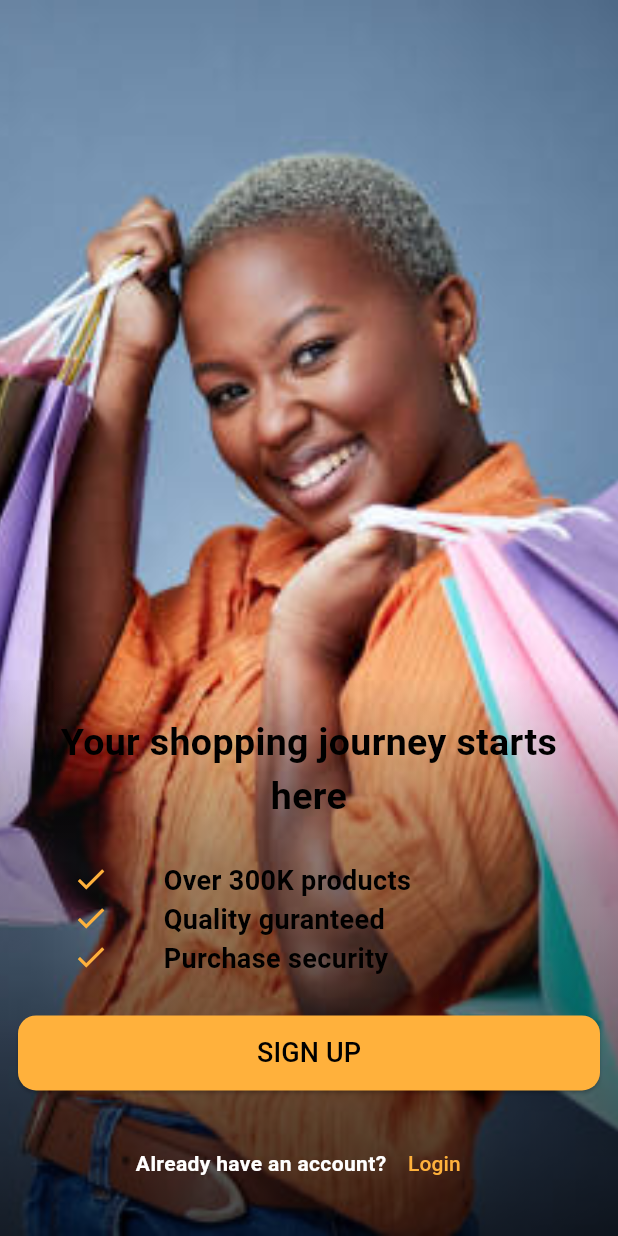
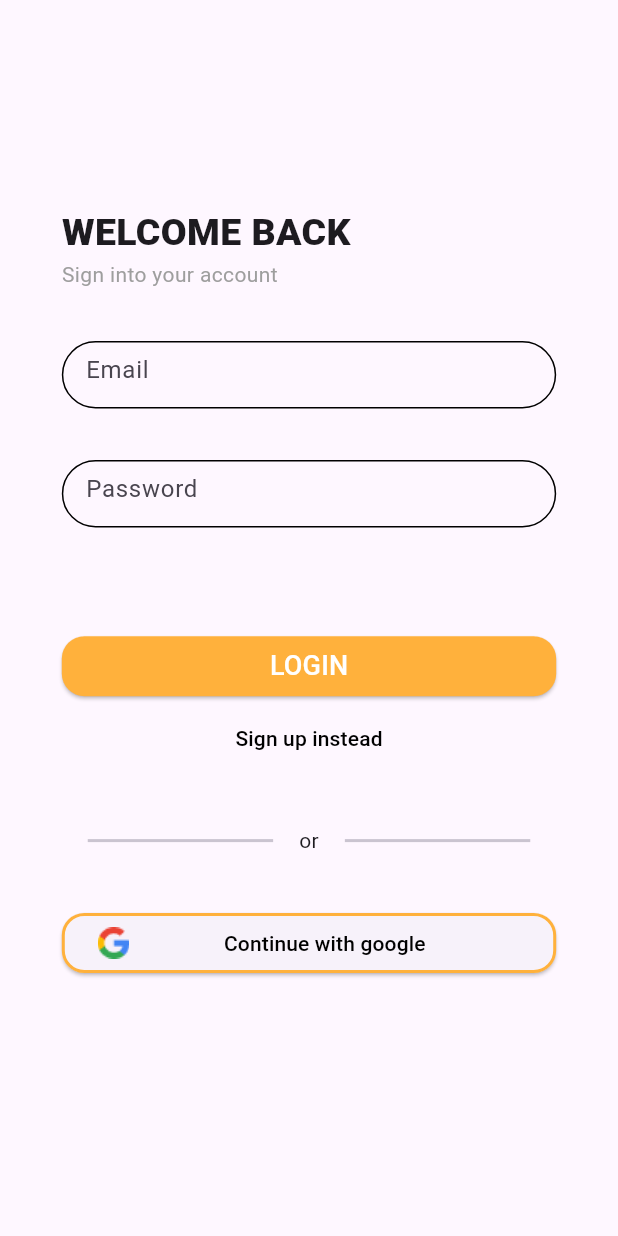
Before and after one commit to rans-rans/ai_store, a Flutter app: the screen it shows after launch, on a phone screen of 412 x 824 dp. Run offline on Flutter 3.47's test engine with Material 3 defaults, Android fonts, the phone set to English and light mode, and no system bars.

Commit message:
added login screen ui

```diff
--- a/lib/main.dart
+++ b/lib/main.dart
@@ -1,6 +1,5 @@
+import 'package:ai_store/src/features/auth/presentation/screens/auth_screen.dart';
 import 'package:flutter/material.dart';
-
-import 'src/features/onboarding/presentation/onboarding_screen.dart';
 
 void main() {
   runApp(const MyApp());
@@ -12,9 +11,11 @@ class MyApp extends StatelessWidget {
   @override
   Widget build(BuildContext context) {
     return MaterialApp(
-      home: const OnboardingScreen(),
+      home: AuthScreen(),
       debugShowCheckedModeBanner: false,
       theme: ThemeData(
+        textButtonTheme: TextButtonThemeData(
+            style: TextButton.styleFrom(foregroundColor: Colors.black)),
         elevatedButtonTheme: ElevatedButtonThemeData(
           style: ElevatedButton.styleFrom(foregroundColor: Colors.black),
         ),
--- a/lib/src/constants/numbers.dart
+++ b/lib/src/constants/numbers.dart
@@ -2,7 +2,8 @@ import 'package:flutter/material.dart' show FontWeight;
 
 // layout
 const defaultPadding = 12.0;
-const buttonBorderRadius = 12.0;
+const buttonBorderRadius = 15.0;
+const inputBorderRadius = 25.0;
 
 //styles
 const smallFont = 10.0;
--- a/lib/src/constants/strings.dart
+++ b/lib/src/constants/strings.dart
@@ -1,2 +1,3 @@
 //image path
 const onboardingBackgroundImage = "assets/images/on_boarding_image.jpg";
+const googleLogoImage = "assets/images/google_logo.png";
--- /dev/null
+++ b/lib/src/features/auth/presentation/screens/auth_screen.dart
@@ -0,0 +1,137 @@
+import 'package:flutter/material.dart';
+
+import '../../../../constants/colors.dart' show primaryColor;
+import '../../../../constants/numbers.dart'
+    show boldestFontWeight, buttonBorderRadius, inputBorderRadius, largeFontSize;
+import '../../../../constants/strings.dart' show googleLogoImage;
+import '../../../../widgets/wide_button_widget.dart' show WideButtonWidget;
+
+class AuthScreen extends StatefulWidget {
+  const AuthScreen({super.key});
+
+  @override
+  State<AuthScreen> createState() => _AuthScreenState();
+}
+
+class _AuthScreenState extends State<AuthScreen> {
+  final emailController = TextEditingController();
+  final passwordController = TextEditingController();
+
+  @override
+  void dispose() {
+    super.dispose();
+    emailController.dispose();
+    passwordController.dispose();
+  }
+
+  @override
+  Widget build(BuildContext context) {
+    final size = MediaQuery.sizeOf(context);
+    return Scaffold(
+      body: Padding(
+        padding: EdgeInsets.symmetric(horizontal: size.width * 0.1),
+        child: Column(
+          crossAxisAlignment: CrossAxisAlignment.start,
+          children: [
+            const Spacer(flex: 4),
+            const Text(
+              "WELCOME BACK",
+              style: TextStyle(
+                fontWeight: boldestFontWeight,
+                fontSize: largeFontSize,
+              ),
+            ),
+            const Text(
+              "Sign into your account",
+              style: TextStyle(
+                color: Colors.grey,
+              ),
+            ),
+            const Spacer(),
+            SizedBox(
+              height: 45,
+              child: TextField(
+                controller: emailController,
+                decoration: InputDecoration(
+                  hintText: "Email",
+                  enabledBorder: OutlineInputBorder(
+                    borderRadius: BorderRadius.circular(inputBorderRadius),
+                  ),
+                ),
+              ),
+            ),
+            const Spacer(),
+            SizedBox(
+              height: 45,
+              child: TextField(
+                obscureText: true,
+                controller: passwordController,
+                decoration: InputDecoration(
+                  hintText: "Password",
+                  enabledBorder: OutlineInputBorder(
+                    borderRadius: BorderRadius.circular(inputBorderRadius),
+                  ),
+                ),
+              ),
+            ),
+            const Spacer(flex: 2),
+            WideButtonWidget(
+              text: "LOGIN",
+              onPressed: () {},
+            ),
+            Align(
+              alignment: Alignment.center,
+              child: TextButton(
+                onPressed: () {},
+                child: const Text("Sign up instead"),
+              ),
+            ),
+            const Spacer(),
+            Row(
+              mainAxisAlignment: MainAxisAlignment.spaceEvenly,
+              children: [
+                SizedBox(
+                  width: size.width * 0.3,
+                  child: const Divider(
+                    thickness: 2,
+                  ),
+                ),
+                const Text("or"),
+                SizedBox(
+                  width: size.width * 0.3,
+                  child: const Divider(
+                    thickness: 2,
+                  ),
+                ),
+              ],
+            ),
+            const Spacer(),
+            ElevatedButton(
+              onPressed: () {},
+              style: ElevatedButton.styleFrom(
+                shape: RoundedRectangleBorder(
+                  borderRadius: BorderRadius.circular(buttonBorderRadius),
+                  side: const BorderSide(
+                    width: 2,
+                    color: primaryColor,
+                  ),
+                ),
+              ),
+              child: Row(
+                children: [
+                  Image.asset(googleLogoImage),
+                  const Spacer(),
+                  const Text("Continue with google"),
+                  const Spacer(),
+                ],
+              ),
+            ),
+            const Spacer(
+              flex: 5,
+            ),
+          ],
+        ),
+      ),
+    );
+  }
+}
--- a/lib/src/features/onboarding/presentation/onboarding_screen.dart
+++ b/lib/src/features/onboarding/presentation/onboarding_screen.dart
@@ -1,15 +1,10 @@
-import 'package:flutter/material.dart'
-    show Scaffold, Colors, Icons, ElevatedButton, TextButton;
+import 'package:ai_store/src/widgets/wide_button_widget.dart';
+import 'package:flutter/material.dart' show Scaffold, Colors, Icons, TextButton;
 import 'package:flutter/widgets.dart';
 
 import '../../../constants/colors.dart' show primaryColor;
 import '../../../constants/numbers.dart'
-    show
-        buttonBorderRadius,
-        defaultPadding,
-        largeFontSize,
-        mediumFontSize,
-        mediumFontWeight;
+    show defaultPadding, largeFontSize, mediumFontSize, mediumFontWeight;
 import '../../../constants/strings.dart' show onboardingBackgroundImage;
 
 class OnboardingScreen extends StatelessWidget {
@@ -104,19 +99,10 @@ class OnboardingScreen extends StatelessWidget {
                       ])
                     ],
                   ),
-                  ElevatedButton(
+                  WideButtonWidget(
+                    text: "SIGN UP",
                     onPressed: () {},
-                    style: ElevatedButton.styleFrom(
-                      backgroundColor: primaryColor,
-                      minimumSize: const Size(double.infinity, 50),
-                      shape: RoundedRectangleBorder(
-                        borderRadius: BorderRadius.circular(buttonBorderRadius),
-                      ),
-                    ),
-                    child: const Text(
-                      "SIGN UP",
-                      style: TextStyle(fontSize: mediumFontSize),
-                    ),
+                    color: Colors.black,
                   ),
                   Row(
                     mainAxisAlignment: MainAxisAlignment.center,
--- /dev/null
+++ b/lib/src/widgets/wide_button_widget.dart
@@ -0,0 +1,37 @@
+import 'package:flutter/material.dart';
+
+import '../constants/colors.dart' show primaryColor;
+import '../constants/numbers.dart' show buttonBorderRadius, mediumFontSize;
+
+class WideButtonWidget extends StatelessWidget {
+  final String text;
+  final Color color;
+  final VoidCallback onPressed;
+  const WideButtonWidget({
+    required this.text,
+    required this.onPressed,
+    this.color = Colors.white,
+    super.key,
+  });
+
+  @override
+  Widget build(BuildContext context) {
+    return ElevatedButton(
+      onPressed: onPressed,
+      style: ElevatedButton.styleFrom(
+        backgroundColor: primaryColor,
+        minimumSize: const Size(double.infinity, 40),
+        shape: RoundedRectangleBorder(
+          borderRadius: BorderRadius.circular(buttonBorderRadius),
+        ),
+      ),
+      child: Text(
+        text,
+        style: TextStyle(
+          fontSize: mediumFontSize,
+          color: color,
+        ),
+      ),
+    );
+  }
+}
```
Also changed, not shown: assets/images/google_logo.png (added).
